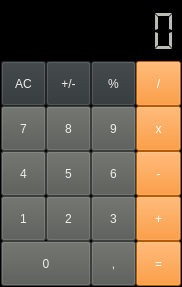
lucassaporetti/qt-calculator, file src/ui/qt/forms/qt_calculator.ui: the form before one commit.
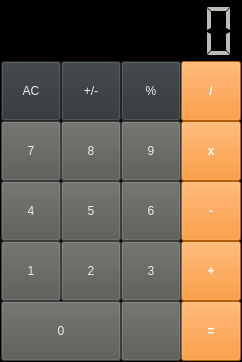
The form after the commit.

Commit message: Added percentage calculation

The edit to the form file:
```diff
--- a/src/ui/qt/forms/qt_calculator.ui
+++ b/src/ui/qt/forms/qt_calculator.ui
@@ -6,22 +6,10 @@
    <rect>
     <x>0</x>
     <y>0</y>
-    <width>182</width>
-    <height>287</height>
+    <width>242</width>
+    <height>362</height>
    </rect>
   </property>
-  <property name="minimumSize">
-   <size>
-    <width>182</width>
-    <height>287</height>
-   </size>
-  </property>
-  <property name="maximumSize">
-   <size>
-    <width>182</width>
-    <height>287</height>
-   </size>
-  </property>
   <property name="windowTitle">
    <string>Calculator</string>
   </property>
@@ -137,14 +125,15 @@
           <widget class="QToolButton" name="btnDivision">
            <property name="minimumSize">
             <size>
-             <width>45</width>
-             <height>45</height>
+             <width>60</width>
+             <height>60</height>
             </size>
            </property>
            <property name="styleSheet">
             <string notr="true">background-color: rgb(253, 128, 8);
 color: rgb(255, 255, 255);
-font: 75 16pt &quot;Arial&quot;;</string>
+font: 20pt &quot;Arial&quot;;
+font-weight: bold;</string>
            </property>
            <property name="text">
             <string>/</string>
@@ -158,8 +147,8 @@
           <widget class="QToolButton" name="btn4">
            <property name="minimumSize">
             <size>
-             <width>45</width>
-             <height>45</height>
+             <width>60</width>
+             <height>60</height>
             </size>
            </property>
            <property name="styleSheet">
@@ -179,8 +168,8 @@
           <widget class="QToolButton" name="btn7">
            <property name="minimumSize">
             <size>
-             <width>45</width>
-             <height>45</height>
+             <width>60</width>
+             <height>60</height>
             </size>
            </property>
            <property name="styleSheet">
@@ -200,14 +189,15 @@
           <widget class="QToolButton" name="btnMultiplication">
            <property name="minimumSize">
             <size>
-             <width>45</width>
-             <height>45</height>
+             <width>60</width>
+             <height>60</height>
             </size>
            </property>
            <property name="styleSheet">
             <string notr="true">background-color: rgb(253, 128, 8);
 color: rgb(255, 255, 255);
-font: 75 16pt &quot;Arial&quot;;</string>
+font: 20pt &quot;Arial&quot;;
+font-weight: bold;</string>
            </property>
            <property name="text">
             <string>x</string>
@@ -221,8 +211,8 @@
           <widget class="QToolButton" name="btn8">
            <property name="minimumSize">
             <size>
-             <width>45</width>
-             <height>45</height>
+             <width>60</width>
+             <height>60</height>
             </size>
            </property>
            <property name="styleSheet">
@@ -239,8 +229,8 @@
           <widget class="QToolButton" name="btn1">
            <property name="minimumSize">
             <size>
-             <width>45</width>
-             <height>45</height>
+             <width>60</width>
+             <height>60</height>
             </size>
            </property>
            <property name="styleSheet">
@@ -260,8 +250,8 @@
           <widget class="QToolButton" name="btnPercent">
            <property name="minimumSize">
             <size>
-             <width>45</width>
-             <height>45</height>
+             <width>60</width>
+             <height>60</height>
             </size>
            </property>
            <property name="styleSheet">
@@ -281,8 +271,8 @@
           <widget class="QToolButton" name="btn3">
            <property name="minimumSize">
             <size>
-             <width>45</width>
-             <height>45</height>
+             <width>60</width>
+             <height>60</height>
             </size>
            </property>
            <property name="styleSheet">
@@ -302,14 +292,15 @@
           <widget class="QToolButton" name="btnMinus">
            <property name="minimumSize">
             <size>
-             <width>45</width>
-             <height>45</height>
+             <width>60</width>
+             <height>60</height>
             </size>
            </property>
            <property name="styleSheet">
             <string notr="true">background-color: rgb(253, 128, 8);
 color: rgb(255, 255, 255);
-font: 75 16pt &quot;Arial&quot;;</string>
+font: 20pt &quot;Arial&quot;;
+font-weight: bold;</string>
            </property>
            <property name="text">
             <string>-</string>
@@ -323,8 +314,8 @@
           <widget class="QToolButton" name="btn2">
            <property name="minimumSize">
             <size>
-             <width>45</width>
-             <height>45</height>
+             <width>60</width>
+             <height>60</height>
             </size>
            </property>
            <property name="styleSheet">
@@ -344,8 +335,8 @@
           <widget class="QToolButton" name="btnAC">
            <property name="minimumSize">
             <size>
-             <width>45</width>
-             <height>45</height>
+             <width>60</width>
+             <height>60</height>
             </size>
            </property>
            <property name="styleSheet">
@@ -365,8 +356,8 @@
           <widget class="QToolButton" name="btn9">
            <property name="minimumSize">
             <size>
-             <width>45</width>
-             <height>45</height>
+             <width>60</width>
+             <height>60</height>
             </size>
            </property>
            <property name="styleSheet">
@@ -386,14 +377,15 @@
           <widget class="QToolButton" name="btnEqual">
            <property name="minimumSize">
             <size>
-             <width>45</width>
-             <height>45</height>
+             <width>60</width>
+             <height>60</height>
             </size>
            </property>
            <property name="styleSheet">
             <string notr="true">background-color: rgb(253, 128, 8);
 color: rgb(255, 255, 255);
-font: 75 16pt &quot;Arial&quot;;</string>
+font: 20pt &quot;Arial&quot;;
+font-weight: bold;</string>
            </property>
            <property name="text">
             <string>=</string>
@@ -407,8 +399,8 @@
           <widget class="QToolButton" name="btn5">
            <property name="minimumSize">
             <size>
-             <width>45</width>
-             <height>45</height>
+             <width>60</width>
+             <height>60</height>
             </size>
            </property>
            <property name="styleSheet">
@@ -428,8 +420,8 @@
           <widget class="QToolButton" name="btn0">
            <property name="minimumSize">
             <size>
-             <width>90</width>
-             <height>45</height>
+             <width>120</width>
+             <height>60</height>
             </size>
            </property>
            <property name="styleSheet">
@@ -449,8 +441,8 @@
           <widget class="QToolButton" name="btn6">
            <property name="minimumSize">
             <size>
-             <width>45</width>
-             <height>45</height>
+             <width>60</width>
+             <height>60</height>
             </size>
            </property>
            <property name="styleSheet">
@@ -470,8 +462,8 @@
           <widget class="QToolButton" name="btnComma">
            <property name="minimumSize">
             <size>
-             <width>45</width>
-             <height>45</height>
+             <width>60</width>
+             <height>60</height>
             </size>
            </property>
            <property name="styleSheet">
@@ -480,7 +472,7 @@
 background-color: rgb(85, 87, 83);</string>
            </property>
            <property name="text">
-            <string>,</string>
+            <string/>
            </property>
            <property name="toolButtonStyle">
             <enum>Qt::ToolButtonTextOnly</enum>
@@ -491,14 +483,15 @@
           <widget class="QToolButton" name="btnPlus">
            <property name="minimumSize">
             <size>
-             <width>45</width>
-             <height>45</height>
+             <width>60</width>
+             <height>60</height>
             </size>
            </property>
            <property name="styleSheet">
             <string notr="true">background-color: rgb(253, 128, 8);
 color: rgb(255, 255, 255);
-font: 75 16pt &quot;Arial&quot;;</string>
+font: 20pt &quot;Arial&quot;;
+font-weight: bold;</string>
            </property>
            <property name="text">
             <string>+</string>
@@ -512,8 +505,8 @@
           <widget class="QToolButton" name="btnSignal">
            <property name="minimumSize">
             <size>
-             <width>45</width>
-             <height>45</height>
+             <width>60</width>
+             <height>60</height>
             </size>
            </property>
            <property name="styleSheet">
```
Left out of the diff: 30 changed lines with no effect on the pictures. The commit also changes 2 other files.
